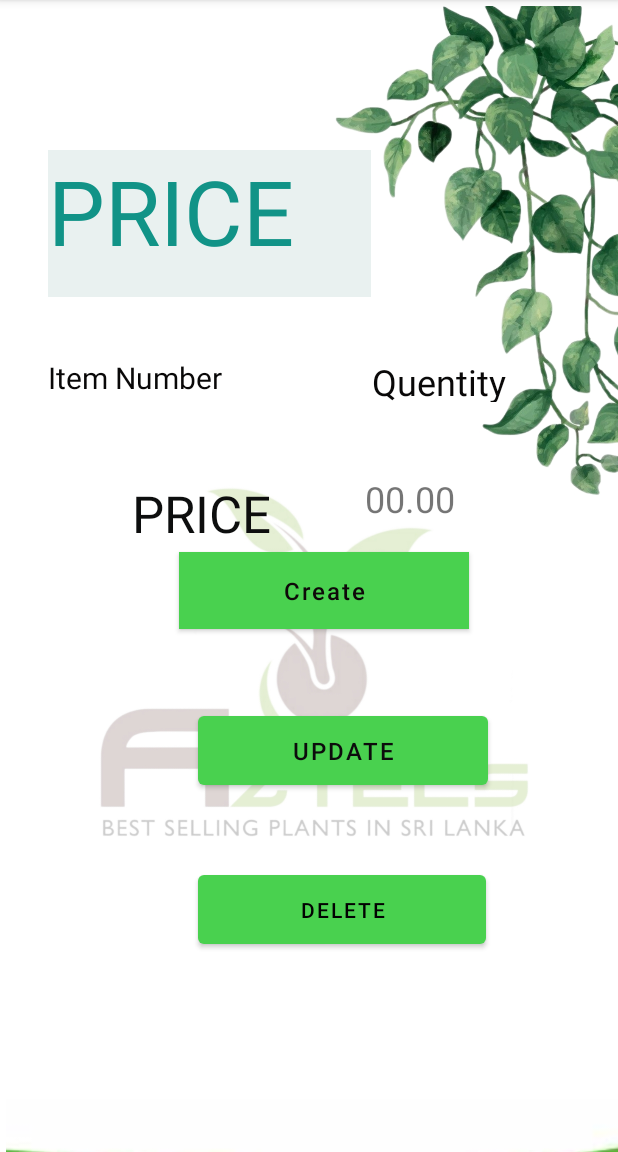
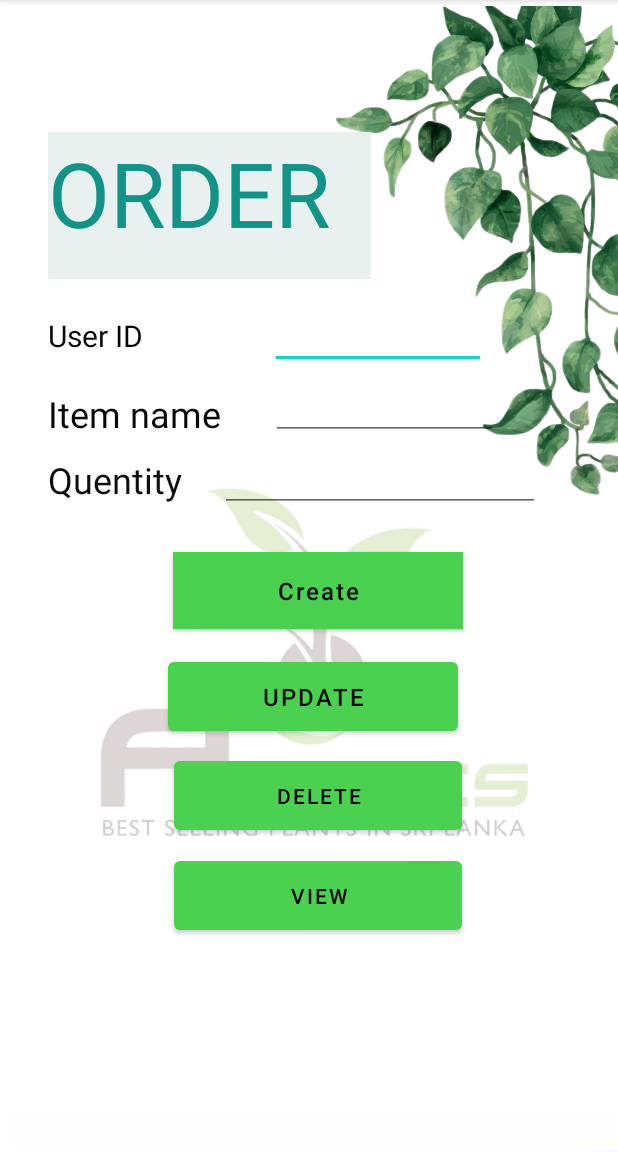
Before and after one commit to MalithaGayangeeth/AZTECS, an Android app: the MainActivity2 screen opened directly, with no data from a screen before it, on a phone screen of 412 x 824 dp, the part 84-1236 px from its top. Run offline under Robolectric (Android 15) with nearby library versions, the light colour scheme and no system bars.

Commit message:
commit gose here.

```diff
--- a/app/src/main/java/com/example/aztecs/MainActivity.java
+++ b/app/src/main/java/com/example/aztecs/MainActivity.java
@@ -21,11 +21,11 @@ public class MainActivity extends AppCompatActivity {
             @Override
             public void onClick(View view) {
 
-                openMainActivity04();
+                openMainActivity7();
             }
 
-            public void openMainActivity04() {
-                Intent intentLoadNewActivity = new Intent(MainActivity.this, MainActivity04.class);
+            public void openMainActivity7() {
+                Intent intentLoadNewActivity = new Intent(MainActivity.this, MainActivity7.class);
                 startActivity(intentLoadNewActivity);
             }
         });
--- a/app/src/main/java/com/example/aztecs/MainActivity2.java
+++ b/app/src/main/java/com/example/aztecs/MainActivity2.java
@@ -1,14 +1,159 @@
 package com.example.aztecs;
 
+import androidx.appcompat.app.AlertDialog;
 import androidx.appcompat.app.AppCompatActivity;
 
+import android.database.Cursor;
 import android.os.Bundle;
+import android.view.View;
+import android.widget.Button;
+import android.widget.EditText;
+import android.widget.Toast;
 
 public class MainActivity2 extends AppCompatActivity {
+    DatabaseHelper MyDb;
+    EditText  editUSERID, editITEMNAME , editQUENTITY;
+    private Button add,update,delete,list;
+    boolean isAllFieldsChecked = false;
 
     @Override
     protected void onCreate(Bundle savedInstanceState) {
         super.onCreate(savedInstanceState);
         setContentView(R.layout.activity_main2);
+
+        MyDb = new DatabaseHelper(this);
+
+        //editID = (EditText) findViewById(R.id.editTextTextPersonName4);
+        editUSERID = (EditText) findViewById(R.id.itemno);
+        editITEMNAME = (EditText) findViewById(R.id.quantity);
+        editQUENTITY = (EditText) findViewById(R.id.editTextTextPersonName6);
+
+        add = findViewById(R.id.button);
+        //button10 = findViewById(R.id.button10);
+        update = findViewById(R.id.button2);
+        delete = findViewById(R.id.button3);
+        list= findViewById(R.id.button5);
+
+        AddData();
+        viewAll();
+        Updatedata();
+        DeleteData();
+    }
+
+    public void AddData() {
+        add.setOnClickListener(new View.OnClickListener() {
+                                   public void onClick(View v) {
+                                       isAllFieldsChecked = CheckAllFields();
+                                       if (isAllFieldsChecked) {
+                                           boolean isInserted = MyDb.InsertData(editUSERID.getText().toString(),
+                                                   editITEMNAME.getText().toString(),
+                                                   editQUENTITY.getText().toString());
+                                           if (isInserted == true)
+                                               Toast.makeText(MainActivity2.this, "Data Inserted", Toast.LENGTH_LONG).show();
+                                           else
+                                               Toast.makeText(MainActivity2.this, "Data not Inserted", Toast.LENGTH_LONG).show();
+                                           // next_page(v);
+                                       }
+
+                                       // boolean isInserted = MyDb.insertData( editNAME.getText().toString(),
+                                       //  editFEEDBACK.getText().toString());
+                                       //  if (isInserted == true)
+                                       //     Toast.makeText(MainActivity7.this, "Data Inserted", Toast.LENGTH_LONG).show();
+                                       //else
+                                       // Toast.makeText(MainActivity7.this, "Data not Inserted", Toast.LENGTH_LONG).show();
+
+                                   }
+
+                               }
+        );
+    }
+
+    public void viewAll() {
+        list.setOnClickListener(new View.OnClickListener() {
+                                    @Override
+                                    public void onClick(View v) {
+                                        Cursor res = MyDb.getData() ;
+                                        if(res.getCount() == 0) {
+                                            // show message
+                                            showMessage("Error","No data found");
+                                            return;
+                                        }
+                                        StringBuilder buffer = new StringBuilder();
+                                        while (res.moveToNext()) {
+                                            buffer.append("userid  :"+ res.getString(0)+"\n");
+                                            buffer.append("itemname  :"+ res.getString(1)+"\n");
+                                            buffer.append("quentity :"+ res.getString(2)+"\n");
+
+                                        }
+                                        // Show all data
+                                        showMessage("Order",buffer.toString());
+                                    }
+                                }
+        );
+    }
+
+
+    public void showMessage(String title,String Message){
+        AlertDialog.Builder builder = new AlertDialog.Builder(this);
+        builder.setCancelable(true);
+        builder.setTitle(title);
+        builder.setMessage(Message);
+        builder.show();
+    }
+
+    public void Updatedata() {
+        update.setOnClickListener(
+                new View.OnClickListener() {
+                    @Override
+                    public void onClick(View v) {
+                        boolean isUpdate = MyDb.Updatedata(
+                                editUSERID.getText().toString(),
+                                editITEMNAME.getText().toString(),
+                                editQUENTITY.getText().toString());
+                        if(isUpdate == true)
+                            Toast.makeText(MainActivity2.this,"Data Update",Toast.LENGTH_LONG).show();
+                        else
+                            Toast.makeText(MainActivity2.this,"Data not Updated",Toast.LENGTH_LONG).show();
+                    }
+                }
+        );
+    }
+
+    public void DeleteData() {
+        delete.setOnClickListener(
+                new View.OnClickListener() {
+                    @Override
+                    public void onClick(View v) {
+                        Integer deletedRows = MyDb.DeleteData(editUSERID.getText().toString());
+                        if(deletedRows > 0)
+                            Toast.makeText(MainActivity2.this,"Data Deleted",Toast.LENGTH_LONG).show();
+                        else
+                            Toast.makeText(MainActivity2.this,"Data not Deleted",Toast.LENGTH_LONG).show();
+                    }
+                }
+        );
+    }
+
+
+
+    private boolean CheckAllFields() {
+        if ( editUSERID .length() !=8) {
+            editUSERID  .setError("Must contatin 8 digits");
+            return false;
+        }
+
+        if (editITEMNAME.length() == 0) {
+            editITEMNAME.setError("This field is required");
+            return false;
+        }
+
+        if (editQUENTITY.length() ==0) {
+            editQUENTITY.setError("Must contatin 8 digits");
+            return false;
+        }
+
+
+        // after all validation return true.
+        return true;
     }
 }
--- a/app/src/main/res/layout/activity_main04.xml
+++ b/app/src/main/res/layout/activity_main04.xml
@@ -46,7 +46,7 @@
         android:layout_height="44dp"
         android:layout_marginStart="96dp"
         android:layout_marginLeft="96dp"
-        android:layout_marginTop="20dp"
+        android:layout_marginTop="16dp"
         android:hint="@string/listfeed04"
         android:text="List Feedback"
         app:layout_constraintStart_toStartOf="parent"
@@ -70,8 +70,8 @@
         android:id="@+id/editTextTextPersonName2"
         android:layout_width="293dp"
         android:layout_height="48dp"
-        android:layout_marginStart="76dp"
-        android:layout_marginLeft="76dp"
+        android:layout_marginStart="72dp"
+        android:layout_marginLeft="72dp"
         android:layout_marginTop="24dp"
         android:ems="10"
         android:hint="@string/feedsen04"
--- a/app/src/main/res/layout/activity_main2.xml
+++ b/app/src/main/res/layout/activity_main2.xml
@@ -18,7 +18,7 @@
         android:textSize="16sp"
         app:backgroundTint="#49D14F"
         app:layout_constraintEnd_toEndOf="parent"
-        app:layout_constraintHorizontal_bias="0.546"
+        app:layout_constraintHorizontal_bias="0.527"
         app:layout_constraintStart_toStartOf="parent"
         app:layout_constraintTop_toTopOf="parent" />
 
@@ -26,9 +26,9 @@
         android:id="@+id/button2"
         android:layout_width="193dp"
         android:layout_height="58dp"
-        android:layout_marginStart="132dp"
-        android:layout_marginLeft="132dp"
-        android:layout_marginTop="52dp"
+        android:layout_marginStart="112dp"
+        android:layout_marginLeft="112dp"
+        android:layout_marginTop="16dp"
         android:hint="@string/update02"
         android:text="Update"
         android:textColor="#0C0C0C"
@@ -41,9 +41,9 @@
         android:id="@+id/button3"
         android:layout_width="192dp"
         android:layout_height="58dp"
-        android:layout_marginStart="132dp"
-        android:layout_marginLeft="132dp"
-        android:layout_marginTop="48dp"
+        android:layout_marginStart="116dp"
+        android:layout_marginLeft="116dp"
+        android:layout_marginTop="8dp"
         android:hint="@string/deli_02"
         android:text="DELETE"
         android:textColor="#020202"
@@ -63,16 +63,31 @@
         app:layout_constraintTop_toTopOf="parent"
         app:srcCompat="@drawable/back3" />
 
+    <Button
+        android:id="@+id/button5"
+        android:layout_width="192dp"
+        android:layout_height="58dp"
+        android:layout_marginStart="116dp"
+        android:layout_marginLeft="116dp"
+        android:layout_marginTop="568dp"
+        android:hint="@string/deli_02"
+        android:text="VIEW"
+        android:textColor="#020202"
+        android:textColorHint="#1E0707"
+        app:backgroundTint="#49D14F"
+        app:layout_constraintStart_toStartOf="parent"
+        app:layout_constraintTop_toTopOf="parent" />
+
     <TextView
         android:id="@+id/textView9"
         android:layout_width="215dp"
         android:layout_height="98dp"
         android:layout_marginStart="32dp"
         android:layout_marginLeft="32dp"
-        android:layout_marginTop="100dp"
+        android:layout_marginTop="88dp"
         android:background="#E9F1F0"
         android:hint="@string/price2"
-        android:text="PRICE"
+        android:text="ORDER"
         android:textColor="#119387"
         android:textSize="60sp"
         app:layout_constraintStart_toStartOf="parent"
@@ -84,9 +99,9 @@
         android:layout_height="45dp"
         android:layout_marginStart="32dp"
         android:layout_marginLeft="32dp"
-        android:layout_marginTop="40dp"
+        android:layout_marginTop="24dp"
         android:hint="@string/itemnumber"
-        android:text="Item Number"
+        android:text="User ID"
         android:textColor="#090808"
         android:textSize="20sp"
         app:layout_constraintStart_toStartOf="parent"
@@ -94,56 +109,83 @@
 
     <TextView
         android:id="@+id/textView10"
-        android:layout_width="99dp"
-        android:layout_height="30dp"
-        android:layout_marginStart="68dp"
-        android:layout_marginLeft="68dp"
-        android:layout_marginTop="40dp"
+        android:layout_width="145dp"
+        android:layout_height="32dp"
+        android:layout_marginStart="32dp"
+        android:layout_marginLeft="32dp"
+        android:layout_marginTop="4dp"
         android:hint="@string/Que_01"
-        android:text="Quentity"
+        android:text="Item name"
         android:textColor="#090808"
         android:textSize="24sp"
-        app:layout_constraintStart_toEndOf="@+id/textView"
-        app:layout_constraintTop_toBottomOf="@+id/textView9" />
-
-    <TextView
-        android:id="@+id/textView11"
-        android:layout_width="123dp"
-        android:layout_height="37dp"
-        android:layout_marginStart="88dp"
-        android:layout_marginLeft="88dp"
-        android:layout_marginTop="36dp"
-        android:hint="@string/price02"
-        android:text="PRICE"
-        android:textColor="#0D0E0E"
-        android:textColorHint="#4A1B1B"
-        android:textSize="34sp"
         app:layout_constraintStart_toStartOf="parent"
         app:layout_constraintTop_toBottomOf="@+id/textView" />
 
     <TextView
-        android:id="@+id/textView12"
-        android:layout_width="101dp"
+        android:id="@+id/textView11"
+        android:layout_width="118dp"
         android:layout_height="43dp"
         android:layout_marginStart="32dp"
         android:layout_marginLeft="32dp"
         android:layout_marginTop="48dp"
-        android:text="00.00"
+        android:hint="@string/price02"
+        android:text="Quentity"
+        android:textColor="#0D0E0E"
+        android:textColorHint="#4A1B1B"
         android:textSize="24sp"
-        app:layout_constraintStart_toEndOf="@+id/textView11"
-        app:layout_constraintTop_toBottomOf="@+id/textView10" />
+        app:layout_constraintStart_toStartOf="parent"
+        app:layout_constraintTop_toBottomOf="@+id/textView" />
 
     <ImageView
         android:id="@+id/imageView14"
-        android:layout_width="504dp"
-        android:layout_height="125dp"
+        android:layout_width="492dp"
+        android:layout_height="114dp"
         android:layout_marginStart="4dp"
         android:layout_marginLeft="4dp"
         android:layout_marginBottom="4dp"
         app:layout_constraintBottom_toBottomOf="@+id/imageView13"
         app:layout_constraintStart_toStartOf="parent"
-        app:layout_constraintTop_toBottomOf="@+id/button3"
+        app:layout_constraintTop_toTopOf="parent"
         app:layout_constraintVertical_bias="1.0"
         app:srcCompat="@drawable/footer02" />
 
+    <EditText
+        android:id="@+id/itemno"
+        android:layout_width="144dp"
+        android:layout_height="38dp"
+        android:layout_marginStart="180dp"
+        android:layout_marginLeft="180dp"
+        android:layout_marginTop="208dp"
+        android:ems="10"
+        android:hint="@string/textitemno"
+        android:inputType="textPersonName"
+        app:layout_constraintStart_toStartOf="parent"
+        app:layout_constraintTop_toTopOf="parent" />
+
+    <EditText
+        android:id="@+id/quantity"
+        android:layout_width="151dp"
+        android:layout_height="41dp"
+        android:layout_marginTop="252dp"
+        android:layout_marginEnd="80dp"
+        android:layout_marginRight="80dp"
+        android:ems="10"
+        android:hint="@string/textquntity"
+        android:inputType="textPersonName"
+        app:layout_constraintEnd_toEndOf="parent"
+        app:layout_constraintTop_toTopOf="parent" />
+
+    <EditText
+        android:id="@+id/editTextTextPersonName6"
+        android:layout_width="wrap_content"
+        android:layout_height="wrap_content"
+        android:layout_marginTop="296dp"
+        android:layout_marginEnd="52dp"
+        android:layout_marginRight="52dp"
+        android:ems="10"
+        android:hint="@string/price01"
+        android:inputType="textPersonName"
+        app:layout_constraintEnd_toEndOf="parent"
+        app:layout_constraintTop_toTopOf="parent" />
+
 </androidx.constraintlayout.widget.ConstraintLayout>
--- a/app/src/main/res/values/strings.xml
+++ b/app/src/main/res/values/strings.xml
@@ -22,6 +22,11 @@
     <string name="deletefeed04">Delete Feedback</string>
     <string name="listfeed04">List Feedback</string>
     <string name="list06">LIST</string>
+    <string name="textid">ID</string>
+    <string name="textitemno" />
+    <string name="textquntity" />
+    <string name="price01" />
+    <string name="name" />
 
 
 </resources>
```
Also changed, not shown: app/src/main/AndroidManifest.xml (+7 -0 lines), app/src/main/java/com/example/aztecs/DatabaseHelper.java (added, +150 -0 lines), app/src/main/java/com/example/aztecs/MainActivity04.java (+108 -28 lines).
